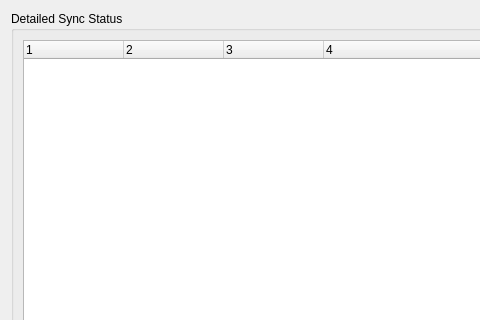
Qt form src/mirall/protocolwidget.ui (nextcloud/desktop) before a commit; both pictures show x 0 to 480 and y 0 to 320 of the 612 by 515 pixel window.
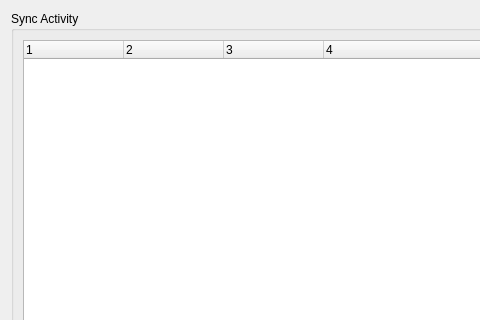
The same form after that commit.

Commit message: Change tab name in settingsdialog to Activity rather than Status.

```diff
--- a/src/mirall/protocolwidget.ui
+++ b/src/mirall/protocolwidget.ui
@@ -17,7 +17,7 @@
    <item row="0" column="0">
     <widget class="QGroupBox" name="groupBox">
      <property name="title">
-      <string>Detailed Sync Status</string>
+      <string>Sync Activity</string>
      </property>
      <layout class="QGridLayout" name="gridLayout">
       <item row="0" column="0">
```
The commit also changes 1 other file.
